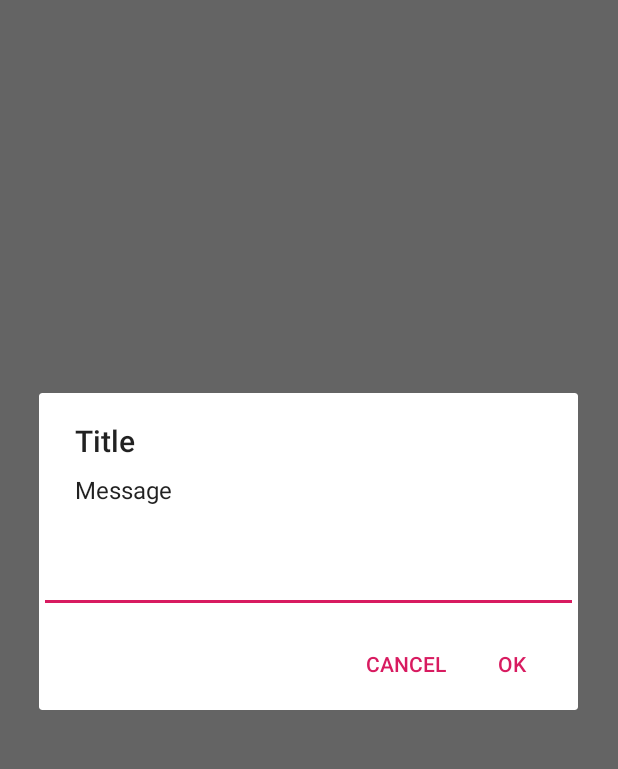
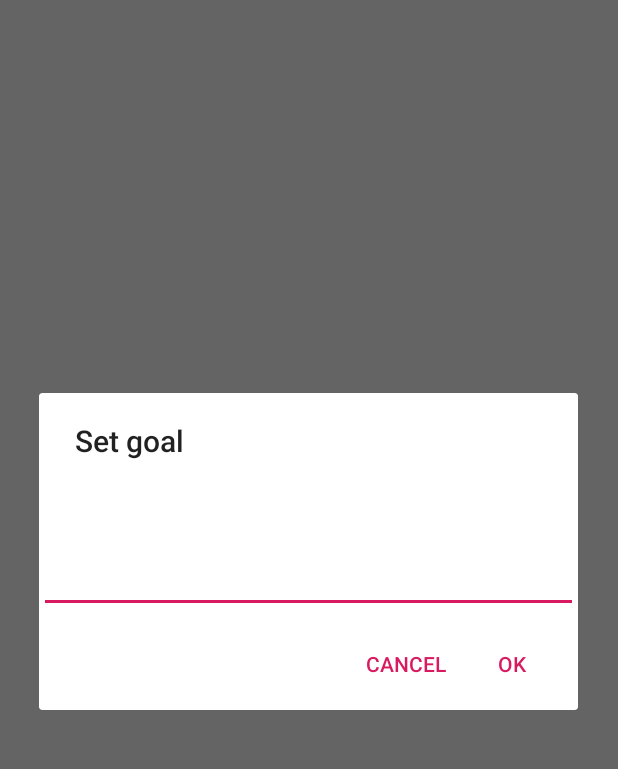
Before and after one commit to akapitanskiy/StepsApp2, an Android app: the screen it shows after launch (MainActivity), after a tap on an icon or button, on a phone screen of 412 x 824 dp, the part 66-835 px from its top. Run offline under Robolectric (Android 15) with nearby library versions, the phone set to English and light mode, and no system bars; our stand-ins replace RxJava; network calls fail.

Commit message:
light edits

```diff
--- a/app/src/main/java/com/alexthekap/stepsapp/MainActivity.java
+++ b/app/src/main/java/com/alexthekap/stepsapp/MainActivity.java
@@ -56,8 +56,8 @@ public class MainActivity extends AppCompatActivity {
         tvSetGoal.setOnClickListener(tvSetGoalListener);
 
         alert = new AlertDialog.Builder(this);
-        alert.setTitle("Title");
-        alert.setMessage("Message");
+        alert.setTitle("Set goal");
+        alert.setMessage("");
 // Set an EditText view to get user input
         etAlertSetGoal = new EditText(this);
         alert.setView(etAlertSetGoal);
@@ -123,7 +123,7 @@ public class MainActivity extends AppCompatActivity {
         @Override
         public void onClick(DialogInterface dialog, int which) {
             steps = Integer.parseInt(etAlertSetGoal.getText().toString());
-            // TODO проверки валидация ^ !!!!!!!!!!!!!!!!!!!!!!!!!!!!!!!!!!!!!!!!!!!!!!!!!!!!!!!!!!!!!!!!!!!!!!!!!!
+            // TODO проверки валидация ^
             int i = 0;
             fetchData();
         }
```
